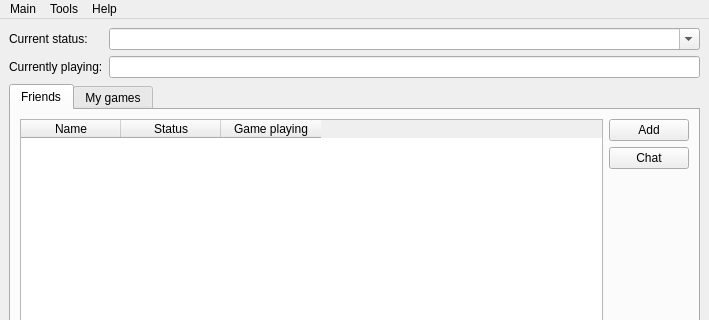
Above: mainwindow.ui from markopoloparadox/ProjectPerun before the change; both pictures show x 0 to 709 and y 0 to 320 of the 709 by 495 pixel window. Below: the same form after it.
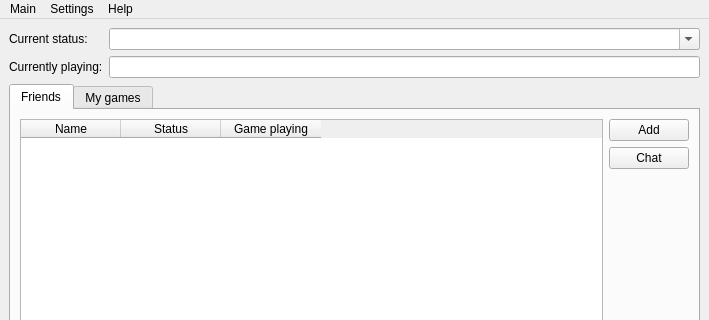
That is the form after the change.

Commit message: v0023 Naming convention has been applied (PascalCase for classes and camelCase for variables, properties and methods). Names of most files are also changed and are now having same name as class that is contained.

```diff
--- a/mainwindow.ui
+++ b/mainwindow.ui
@@ -234,9 +234,9 @@
     <addaction name="actionDisconnect"/>
     <addaction name="actionExit"/>
    </widget>
-   <widget class="QMenu" name="menuTools">
+   <widget class="QMenu" name="menuSettings">
     <property name="title">
-     <string>Tools</string>
+     <string>Settings</string>
     </property>
     <addaction name="actionConfigure_game_library"/>
    </widget>
@@ -247,7 +247,7 @@
     <addaction name="actionHelp"/>
    </widget>
    <addaction name="menuDisconnect"/>
-   <addaction name="menuTools"/>
+   <addaction name="menuSettings"/>
    <addaction name="menuHelp"/>
   </widget>
   <widget class="QStatusBar" name="statusbar"/>
```
Left out of the diff: 16 changed lines with no effect on the pictures. The commit also changes 24 other files.
